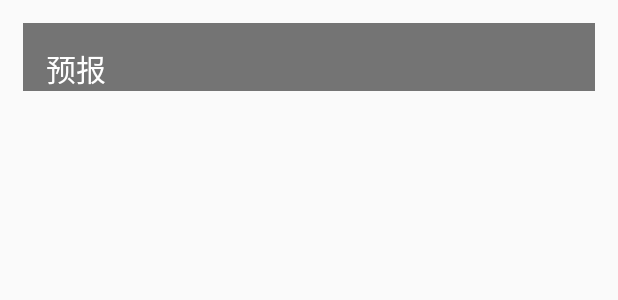
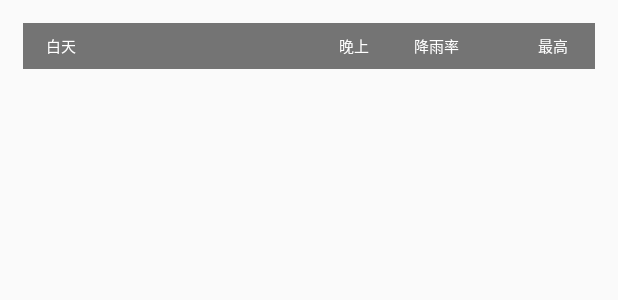
Before and after one commit to Richard-Fu/coolweather, an Android app: the layout forecast.xml on its own in the app's theme, with its tools: preview values and no code run, on a phone screen of 412 x 824 dp. Shown: the top 300 px of the screen. Run offline under Robolectric (Android 15) with nearby library versions, the phone set to English and light mode, and no system bars.

Commit message:
更新天气预报UI

```diff
--- a/app/build.gradle
+++ b/app/build.gradle
@@ -30,4 +30,5 @@ dependencies {
     compile 'com.squareup.okhttp3:okhttp:3.4.1'
     compile 'com.google.code.gson:gson:2.7'
     compile 'com.github.bumptech.glide:glide:3.7.0'
+    compile 'com.android.support:percent:24.2.1'
 }
--- a/app/src/main/java/android/coolweather/com/coolweather/ChooseAreaFragment.java
+++ b/app/src/main/java/android/coolweather/com/coolweather/ChooseAreaFragment.java
@@ -114,6 +114,7 @@ public class ChooseAreaFragment extends Fragment{
                     queryCounties();
                 }else if(currentLevel == LEVEL_COUNTY){
                     String cityName = countyList.get(position).getCountyName();
+                    Toast.makeText(getContext(), cityName, Toast.LENGTH_SHORT).show();
                     if(getActivity() instanceof MainActivity){
                         Intent intent = new Intent(getActivity(), WeatherActivity.class);
                         intent.putExtra("cityName", cityName);
--- a/app/src/main/java/android/coolweather/com/coolweather/MainActivity.java
+++ b/app/src/main/java/android/coolweather/com/coolweather/MainActivity.java
@@ -12,11 +12,11 @@ public class MainActivity extends AppCompatActivity {
     protected void onCreate(Bundle savedInstanceState) {
         super.onCreate(savedInstanceState);
         setContentView(R.layout.activity_main);
-        /*SharedPreferences prefs = PreferenceManager.getDefaultSharedPreferences(this);
-        if(prefs.getString("weather", null) != null){
+        SharedPreferences prefs = PreferenceManager.getDefaultSharedPreferences(this);
+        if(prefs.getString("weather", null) != null && prefs.getString("forecast" ,null) != null){
             Intent intent = new Intent(this, WeatherActivity.class);
             startActivity(intent);
             finish();
-        }*/
+        }
     }
 }
--- a/app/src/main/java/android/coolweather/com/coolweather/gson/Forecast.java
+++ b/app/src/main/java/android/coolweather/com/coolweather/gson/Forecast.java
@@ -12,6 +12,12 @@ public class Forecast {
 
     public String date;
 
+    @SerializedName("cond_txt_d")
+    public String day_text;
+
+    @SerializedName("cond_txt_n")
+    public String night_text;
+
     public String pop;
 
     public String tmp_max;
--- a/app/src/main/res/layout/forecast.xml
+++ b/app/src/main/res/layout/forecast.xml
@@ -7,15 +7,111 @@
     android:background="#8000"
     >
 
+    <LinearLayout
+        android:layout_width="wrap_content"
+        android:layout_height="wrap_content">
+
+        <LinearLayout
+            android:layout_width="0dp"
+            android:layout_height="wrap_content"
+            android:layout_weight="3"
+            >
+            <RelativeLayout
+                android:layout_width="match_parent"
+                android:layout_height="match_parent">
+
                 <TextView
                     android:layout_width="wrap_content"
                     android:layout_height="wrap_content"
-        android:layout_marginTop="15dp"
+                    android:layout_centerVertical="true"
                     android:layout_marginLeft="15dp"
                     android:text="预报"
                     android:textColor="#fff"
                     android:textSize="20sp"
                     />
+            </RelativeLayout>
+
+        </LinearLayout>
+        <LinearLayout
+            android:layout_width="0dp"
+            android:layout_height="match_parent"
+            android:layout_weight="3"
+            >
+            <RelativeLayout
+                android:layout_width="match_parent"
+                android:layout_height="match_parent">
+
+                <TextView
+                    android:layout_width="wrap_content"
+                    android:layout_height="wrap_content"
+                    android:layout_alignParentLeft="true"
+                    android:layout_centerVertical="true"
+                    android:layout_marginLeft="15dp"
+                    android:text="白天"
+                    android:textColor="#fff"
+                    android:textSize="10sp"
+                    />
+
+                <TextView
+                    android:layout_width="wrap_content"
+                    android:layout_height="wrap_content"
+                    android:layout_centerVertical="true"
+                    android:layout_alignParentRight="true"
+                    android:layout_marginRight="20dp"
+                    android:text="晚上"
+                    android:textColor="#fff"
+                    android:textSize="10sp"
+                    />
+
+            </RelativeLayout>
+
+        </LinearLayout>
+        <LinearLayout
+            android:layout_width="0dp"
+            android:layout_height="wrap_content"
+            android:layout_weight="4"
+            >
+            <RelativeLayout
+                android:layout_width="match_parent"
+                android:layout_height="match_parent">
+
+                <TextView
+                    android:layout_width="wrap_content"
+                    android:layout_height="wrap_content"
+                    android:layout_marginTop="15dp"
+                    android:layout_marginLeft="10dp"
+                    android:layout_alignParentLeft="true"
+                    android:layout_centerVertical="true"
+                    android:text="降雨率"
+                    android:textColor="#fff"
+                    android:textSize="10sp"
+                    />
+                <TextView
+                    android:layout_width="wrap_content"
+                    android:layout_height="wrap_content"
+                    android:layout_centerInParent="true"
+                    android:text="最高"
+                    android:textColor="#fff"
+                    android:textSize="10sp"
+                    />
+                <TextView
+                    android:layout_width="wrap_content"
+                    android:layout_height="wrap_content"
+                    android:layout_alignParentRight="true"
+                    android:layout_centerVertical="true"
+                    android:layout_marginRight="10dp"
+                    android:text="最低"
+                    android:textColor="#fff"
+                    android:textSize="10sp"
+                    />
+
+            </RelativeLayout>
+
+        </LinearLayout>
+
+
+
+    </LinearLayout>
 
     <LinearLayout
         android:id="@+id/forecast_layout"
```
Also changed, not shown: app/src/main/java/android/coolweather/com/coolweather/WeatherActivity.java (+10 -5 lines), app/src/main/res/layout/forecast_item.xml (+24 -2 lines). Lines whose indentation alone changed are shown as unchanged.
